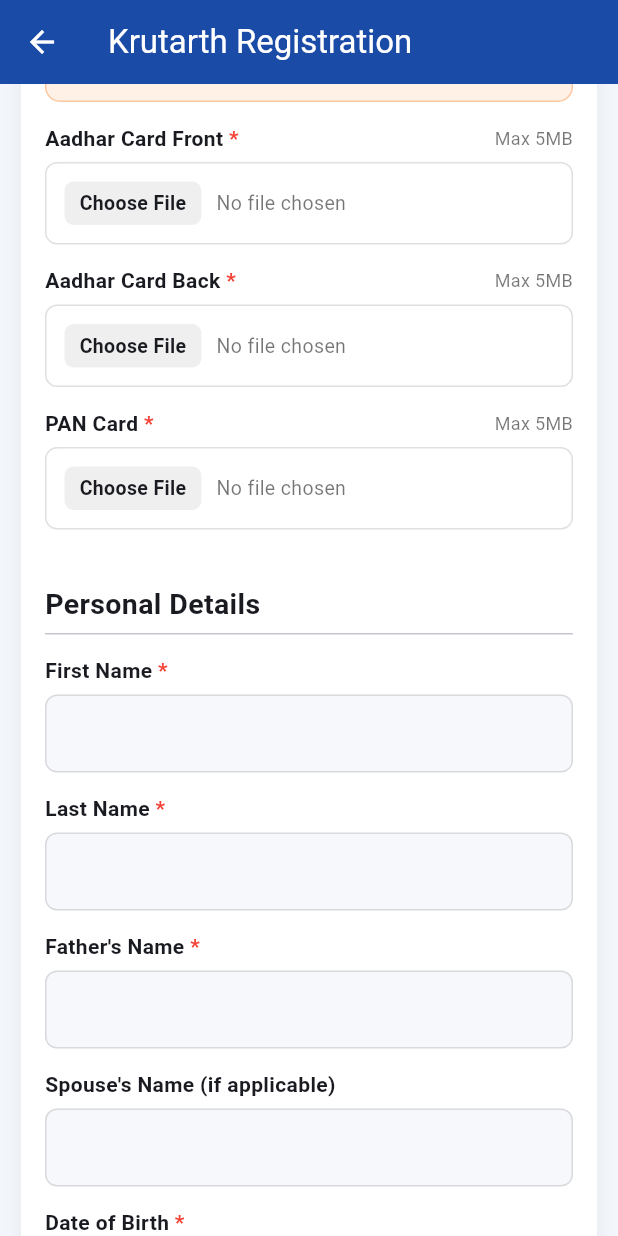
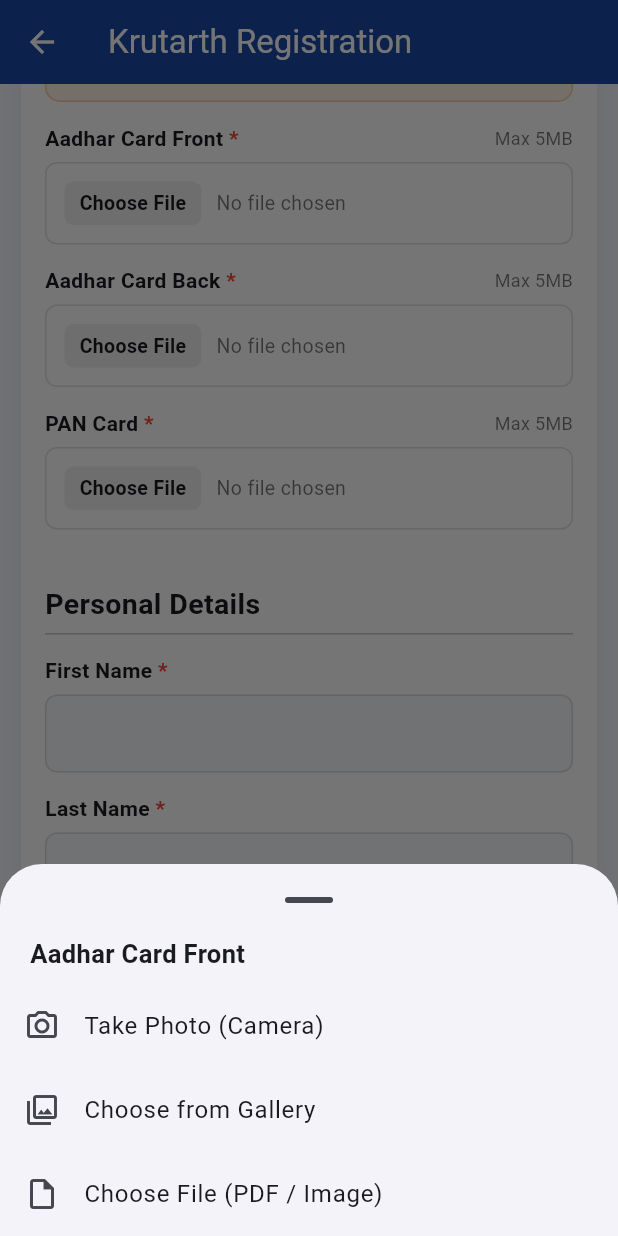
Before and after one commit to pradnyaadawade20-oss/pmay-app, a Flutter app: the ApplyScreen screen opened directly, scrolled down 576 dp, after a tap on "Choose File", on a phone screen of 412 x 824 dp. Run offline on Flutter 3.47's test engine with Material 3 defaults, Android fonts, the phone set to English and light mode, and no system bars; our stand-ins replace file_picker, firebase_core, firebase_messaging, flutter_local_notifications, flutter_secure_storage, image_picker and 4 more; missing offline and left inert: dart:js_interop, flutter_cashfree_pg_sdk; accounts and stored records are empty; network calls fail.

Commit message:
Crop & Adjust Image for Membership Proof, Aadhaar and PAN uploads
Co-Authored-By: Claude Sonnet 5.5 <noreply@anthropic.com>

```diff
--- a/frontend/lib/screens/apply.dart
+++ b/frontend/lib/screens/apply.dart
@@ -215,7 +215,7 @@ class _ApplyScreenState extends State<ApplyScreen> {
       InkWell(
         borderRadius: BorderRadius.circular(8),
         onTap: () async {
-          final p = photo ? await pickPassportPhoto(context) : await pickDoc();
+          final p = photo ? await pickPassportPhoto(context) : await pickCroppedDoc(context, label);
           if (p != null) {
             setState(() => _files[key] = p);
             _autoFill(key, p);
--- a/frontend/lib/widgets.dart
+++ b/frontend/lib/widgets.dart
@@ -1,4 +1,5 @@
 import 'dart:io' show Directory, File;
+import 'dart:typed_data' show Uint8List;
 
 import 'package:file_picker/file_picker.dart';
 import 'package:flutter/foundation.dart' show kIsWeb;
@@ -76,6 +77,53 @@ Future<String?> pickPassportPhoto(BuildContext context) async {
     return f.path;
   } catch (e) {
     if (context.mounted) toast(context, 'Could not open camera/gallery: $e', error: true);
+    return null;
+  }
+}
+
+/// Document upload with "Crop & Adjust Image" (Membership Proof, Aadhaar, PAN): Camera, Gallery or a file.
+/// Images go through the crop dialog (zoom, rotate, free crop); a PDF is used as it is.
+/// Returns the local path (cropped jpg or the PDF), or null if cancelled.
+Future<String?> pickCroppedDoc(BuildContext context, String title) async {
+  final choice = await showModalBottomSheet<String>(
+    context: context,
+    showDragHandle: true,
+    builder: (ctx) => SafeArea(
+      child: Column(mainAxisSize: MainAxisSize.min, children: [
+        Padding(
+          padding: const EdgeInsets.fromLTRB(20, 0, 20, 8),
+          child: Align(alignment: Alignment.centerLeft, child: Text(title, style: const TextStyle(fontSize: 17, fontWeight: FontWeight.bold))),
+        ),
+        ListTile(leading: const Icon(Icons.photo_camera_outlined), title: const Text('Take Photo (Camera)'), onTap: () => Navigator.pop(ctx, 'camera')),
+        ListTile(leading: const Icon(Icons.photo_library_outlined), title: const Text('Choose from Gallery'), onTap: () => Navigator.pop(ctx, 'gallery')),
+        ListTile(leading: const Icon(Icons.insert_drive_file_outlined), title: const Text('Choose File (PDF / Image)'), onTap: () => Navigator.pop(ctx, 'file')),
+      ]),
+    ),
+  );
+  if (choice == null) return null;
+  try {
+    Uint8List? bytes;
+    if (choice == 'file') {
+      final p = await pickDoc();
+      if (p == null) return null;
+      if (p.toLowerCase().endsWith('.pdf')) return p; // nothing to crop
+      bytes = kIsWeb ? WebFiles.get(p) : await File(p).readAsBytes();
+    } else {
+      final x = await ImagePicker().pickImage(
+          source: choice == 'camera' ? ImageSource.camera : ImageSource.gallery, maxWidth: 2400, maxHeight: 2400, imageQuality: 90);
+      if (x == null) return null;
+      bytes = await x.readAsBytes();
+    }
+    if (bytes == null || !context.mounted) return null;
+    final jpg = await showCropDialog(context, bytes, ratio: 4 / 3, free: true); // free crop on, so any card/page shape fits
+    if (jpg == null) return null; // user cancelled
+    final name = '${title.toLowerCase().replaceAll(RegExp(r'[^a-z0-9]+'), '_')}_${DateTime.now().millisecondsSinceEpoch}.jpg';
+    if (kIsWeb) return WebFiles.put(name, jpg);
+    final f = File('${Directory.systemTemp.path}/$name');
+    await f.writeAsBytes(jpg, flush: true);
+    return f.path;
+  } catch (e) {
+    if (context.mounted) toast(context, 'Could not open the image: $e', error: true);
     return null;
   }
 }
```
Also changed, not shown: frontend/lib/photo_crop.dart (+9 -7 lines).
